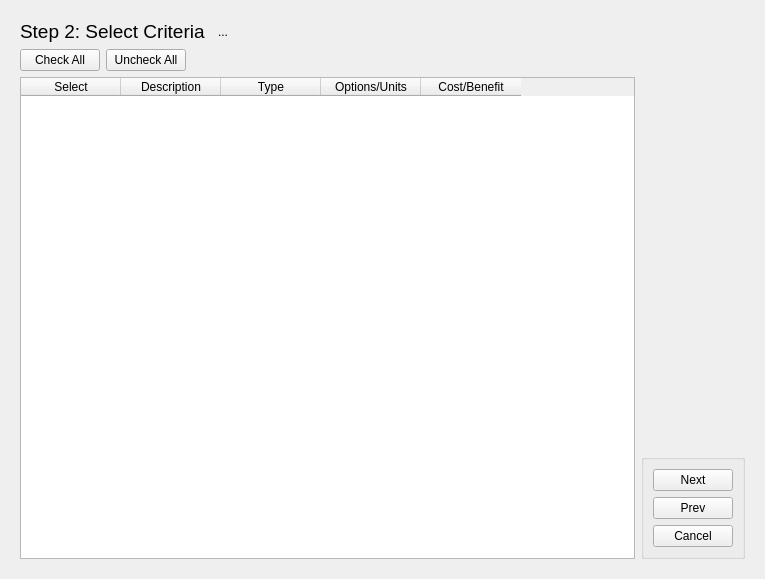
Old version of the form src/gui/mca_wizard.ui in the repository Ecotrust/delphos.
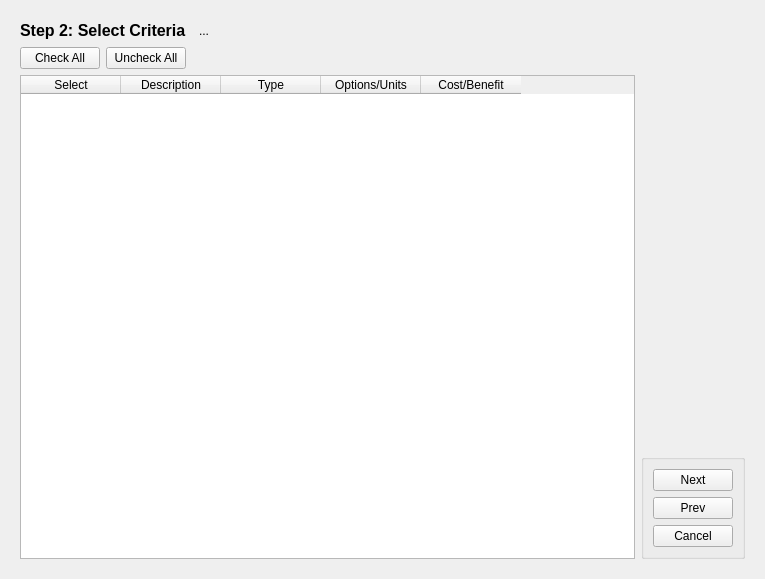
New version of the form. The open tabs and pages were chosen to show the change. Icons and pictures are not drawn. Custom widgets are drawn as their Qt base class.

```diff
--- a/src/gui/mca_wizard.ui
+++ b/src/gui/mca_wizard.ui
@@ -241,9 +241,9 @@
           <widget class="QLabel" name="label_14" >
            <property name="font" >
             <font>
-             <pointsize>14</pointsize>
-             <weight>50</weight>
-             <bold>false</bold>
+             <pointsize>12</pointsize>
+             <weight>75</weight>
+             <bold>true</bold>
              <underline>false</underline>
             </font>
            </property>
```
Left out of the diff: 12 changed lines with no effect on the pictures.
